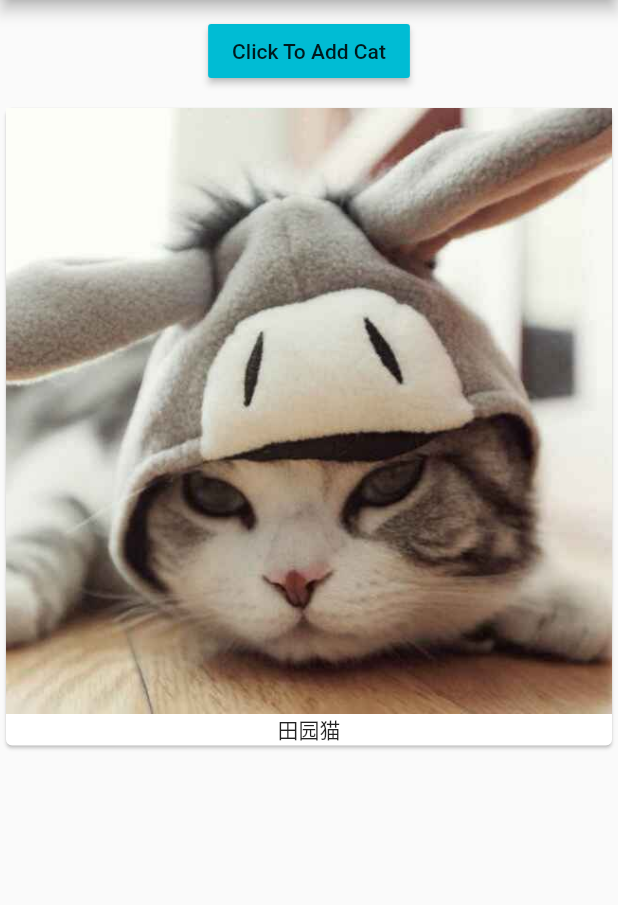
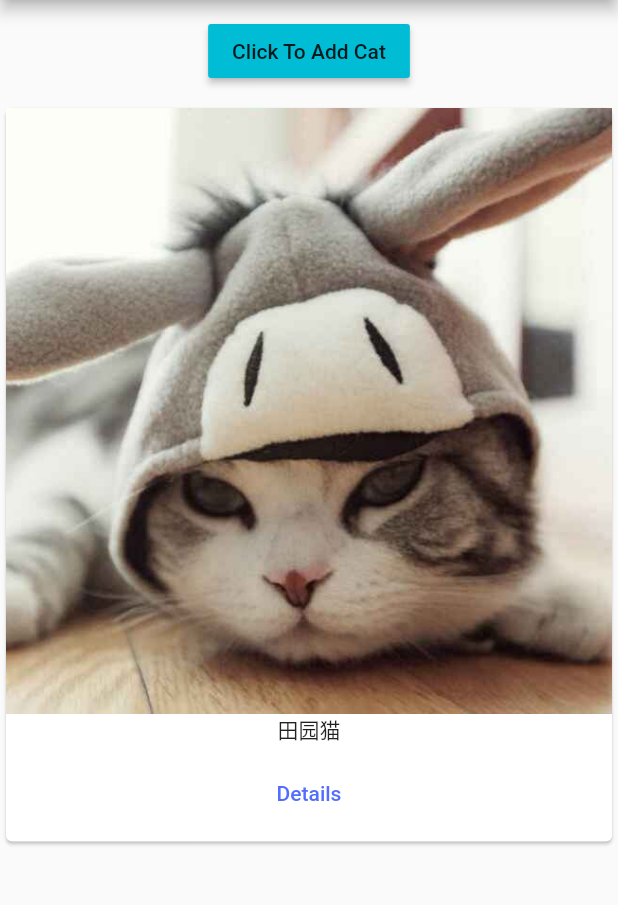
Before and after one commit to huangjun0124/flutter_learn, a Flutter app: the screen it shows after launch, after a tap on "Click To Add Cat", on a phone screen of 412 x 824 dp, the part 84-989 px from its top. Run offline on Flutter 3.47's test engine with Material 2 defaults, Android fonts, the phone set to English and light mode, and no system bars.

```diff
--- a/flutter_learn/lib/cats.dart
+++ b/flutter_learn/lib/cats.dart
@@ -1,5 +1,6 @@
 import 'package:flutter/material.dart';
 import 'package:flutter/widgets.dart';
+import './pages/cat_detail.dart';
 
 class Cats extends StatelessWidget {
   final List<String> _cats;
@@ -35,7 +36,22 @@ class Cats extends StatelessWidget {
       child: Column(
         children: <Widget>[
           Image.asset('assets/cat001.jpg'),
-          Text(_cats[index])
+          Text(_cats[index]),
+          ButtonBar(
+            alignment: MainAxisAlignment.center,
+            children: <Widget>[
+              FlatButton(
+                textColor: Colors.indigoAccent,
+                child: Text('Details'),
+                onPressed: () {
+                  Navigator.push(context,
+                      MaterialPageRoute(builder: (BuildContext context) {
+                    return CatDetailPage();
+                  }));
+                },
+              )
+            ],
+          )
         ],
       ),
     );
--- a/flutter_learn/lib/main.dart
+++ b/flutter_learn/lib/main.dart
@@ -1,6 +1,7 @@
 import 'package:flutter/material.dart';
 import 'package:flutter/rendering.dart';
 import 'package:flutter/widgets.dart';
+import 'package:flutter_learn/pages/home.dart';
 import './cat_manager.dart';
 
 void main() {
@@ -13,13 +14,9 @@ class MyApp extends StatelessWidget {
   Widget build(BuildContext context) {
     return MaterialApp(
       debugShowMaterialGrid: false,
-        theme: ThemeData(
-            primarySwatch: Colors.cyan, accentColor: Colors.lightBlue),
-        home: Scaffold(
-          appBar: AppBar(
-            title: Text('LovingCat'),
-          ),
-          body: CatManager(), //'折耳猫'
-        ));
+      theme:
+      ThemeData(primarySwatch: Colors.cyan, accentColor: Colors.lightBlue),
+      home: HomePage(),
+    );
   }
 }
--- /dev/null
+++ b/flutter_learn/lib/pages/home.dart
@@ -0,0 +1,17 @@
+import 'package:flutter/material.dart';
+import 'package:flutter/widgets.dart';
+
+import '../cat_manager.dart';
+
+class HomePage extends StatelessWidget {
+  @override
+  Widget build(BuildContext context) {
+    // TODO: implement build
+    return Scaffold(
+      appBar: AppBar(
+        title: Text('LovingCat'),
+      ),
+      body: CatManager(),
+    );
+  }
+}
--- a/flutter_learn/pubspec.yaml
+++ b/flutter_learn/pubspec.yaml
@@ -14,7 +14,7 @@ description: A new Flutter project.
 version: 1.0.0+1
 
 environment:
-  sdk: ">=2.1.0 <3.0.0"
+  sdk: ">=2.2.0 <3.0.0"
 
 dependencies:
   flutter:
```
Also changed, not shown: flutter_learn/lib/pages/cat_detail.dart (added, +28 -0 lines).
